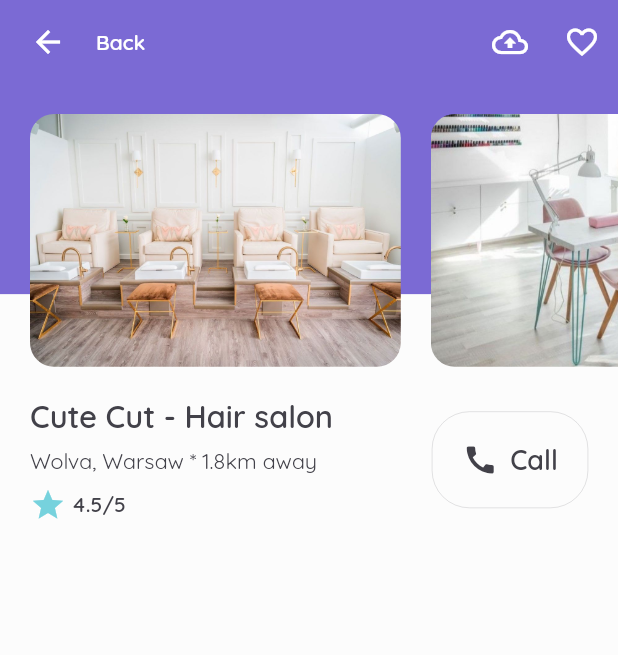
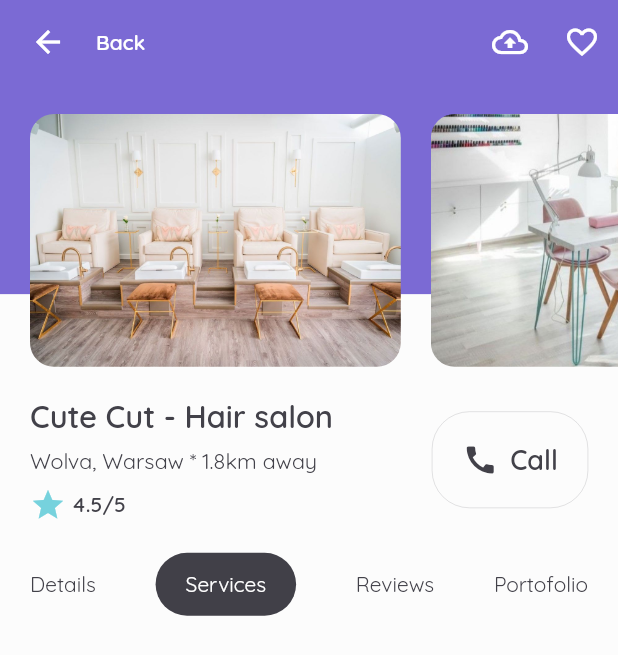
Before and after one commit to gregoriusjimmy/beauty-app, a Flutter app: the DetailsScreen screen opened directly, on a phone screen of 412 x 824 dp. Shown: the top 655 px of the screen. Run offline on Flutter 3.47's test engine with Material 2 defaults, Android fonts, the phone set to English and light mode, and no system bars.

Commit message:
add salon menu navigation in details screen

```diff
--- a/lib/screens/details/components/body.dart
+++ b/lib/screens/details/components/body.dart
@@ -1,4 +1,5 @@
 import 'package:beauty_services_app/constants.dart';
+import 'package:beauty_services_app/screens/details/components/salon_menu_navigation.dart';
 import 'package:beauty_services_app/screens/details/components/header_with_images_preview.dart';
 import 'package:beauty_services_app/screens/details/components/salon_title_with_call_button.dart';
 import 'package:flutter/material.dart';
@@ -11,11 +12,14 @@ class Body extends StatelessWidget {
   @override
   Widget build(BuildContext context) {
     Size size = MediaQuery.of(context).size;
-    return Column(
-      children: <Widget>[
-        HeaderWithImagesPreview(size: size),
-        SalonTitleWithCallButton(),
-      ],
+    return SingleChildScrollView(
+      child: Column(
+        children: <Widget>[
+          HeaderWithImagesPreview(size: size),
+          SalonTitleWithCallButton(),
+          SalonMenuNavigation(),
+        ],
+      ),
     );
   }
 }
--- /dev/null
+++ b/lib/screens/details/components/salon_menu_navigation.dart
@@ -0,0 +1,57 @@
+import 'package:beauty_services_app/constants.dart';
+import 'package:flutter/material.dart';
+
+class SalonMenuNavigation extends StatelessWidget {
+  const SalonMenuNavigation({
+    Key? key,
+  }) : super(key: key);
+
+  @override
+  Widget build(BuildContext context) {
+    return Container(
+      margin: EdgeInsets.symmetric(
+          horizontal: kDefaultPadding, vertical: kDefaultPadding),
+      child: Row(
+        mainAxisAlignment: MainAxisAlignment.spaceBetween,
+        children: <Widget>[
+          DetailsMenuButton(text: 'Details'),
+          GestureDetector(
+            onTap: () {},
+            child: Container(
+              padding: EdgeInsets.symmetric(horizontal: 20, vertical: 12),
+              child: Text(
+                'Services',
+                style: TextStyle(
+                  color: Colors.white,
+                ),
+              ),
+              decoration: BoxDecoration(
+                borderRadius: BorderRadius.circular(30.0),
+                color: kBlackButtonColor,
+              ),
+            ),
+          ),
+          DetailsMenuButton(text: 'Reviews'),
+          DetailsMenuButton(text: 'Portofolio'),
+        ],
+      ),
+    );
+  }
+}
+
+class DetailsMenuButton extends StatelessWidget {
+  const DetailsMenuButton({
+    Key? key,
+    required this.text,
+  }) : super(key: key);
+  final text;
+  @override
+  Widget build(BuildContext context) {
+    return GestureDetector(
+      onTap: () {},
+      child: Container(
+        child: Text(text),
+      ),
+    );
+  }
+}
--- a/lib/screens/home/components/popular_salons.dart
+++ b/lib/screens/home/components/popular_salons.dart
@@ -32,7 +32,14 @@ class PopularSalons extends StatelessWidget {
             salonTitle: 'Easy Nails Spa',
             distance: 1.8,
             rating: 4.8,
-            press: () {},
+            press: () {
+              Navigator.push(
+                context,
+                MaterialPageRoute(
+                  builder: (context) => DetailsScreen(),
+                ),
+              );
+            },
           ),
         ],
       ),
```
